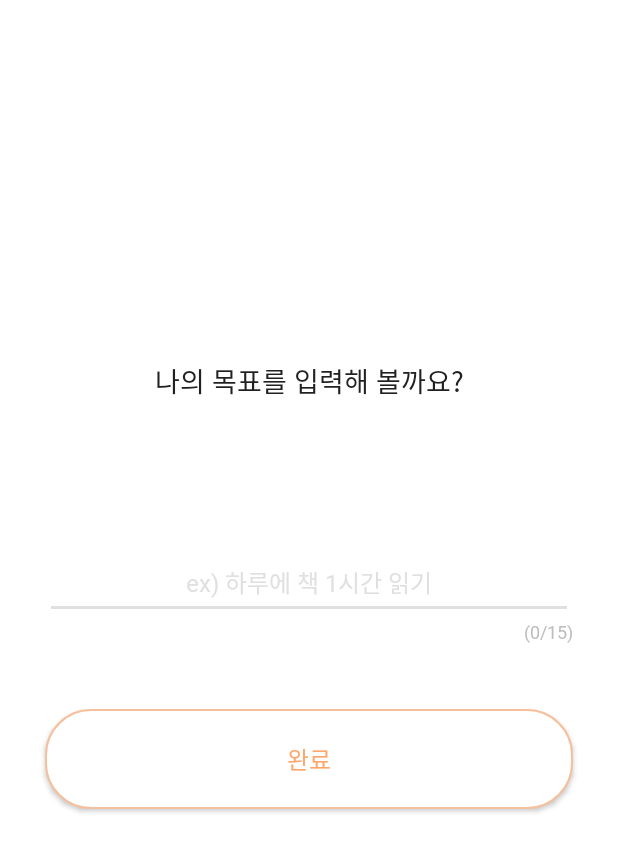
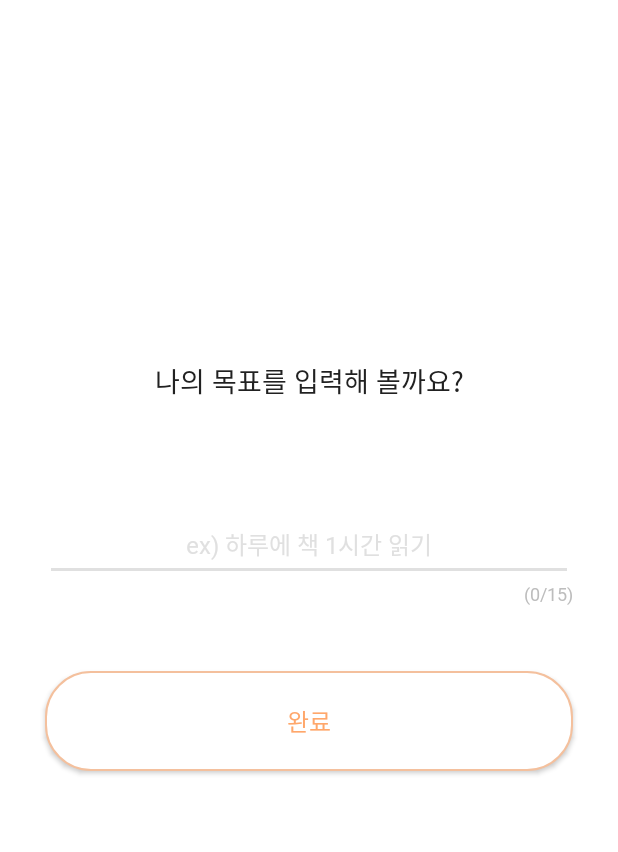
Before and after one commit to sohyun127/TwoOne, an Android app: the layout activity_challenge.xml on its own in the app's theme, with its tools: preview values and no code run, on a phone screen of 412 x 824 dp. Shown: the top 852 px of the screen. Run offline under Robolectric (Android 15) with nearby library versions, the phone set to English and light mode, and no system bars.

Commit message:
[FEAT] connect onboarding view and challenge view

```diff
--- a/app/build.gradle
+++ b/app/build.gradle
@@ -26,6 +26,10 @@ android {
         sourceCompatibility JavaVersion.VERSION_1_8
         targetCompatibility JavaVersion.VERSION_1_8
     }
+
+    buildFeatures {
+        viewBinding = true
+    }
 }
 
 dependencies {
--- a/app/src/main/AndroidManifest.xml
+++ b/app/src/main/AndroidManifest.xml
@@ -12,6 +12,9 @@
         android:theme="@style/Theme.TwoOne"
         tools:targetApi="31">
         <activity
+            android:name=".presentation.onboarding.ChallengeActivity"
+            android:exported="true"/>
+        <activity
             android:name=".OnBoardingActivity"
             android:exported="true">
             <intent-filter>
--- a/app/src/main/res/layout/activity_challenge.xml
+++ b/app/src/main/res/layout/activity_challenge.xml
@@ -23,7 +23,7 @@
         android:layout_width="match_parent"
         android:layout_height="wrap_content"
         android:layout_marginHorizontal="30dp"
-        android:layout_marginTop="97dp"
+        android:layout_marginTop="72dp"
         android:backgroundTint="@color/color_gray_300"
         android:gravity="center"
         android:hint="@string/challenge_hint"
@@ -43,7 +43,7 @@
         app:layout_constraintTop_toBottomOf="@id/et_challenge_input" />
 
     <androidx.appcompat.widget.AppCompatButton
-        android:id="@+id/btn_on_boarding_title"
+        android:id="@+id/btn_challenge"
         android:layout_width="match_parent"
         android:layout_height="wrap_content"
         android:layout_marginHorizontal="30dp"
--- a/app/src/main/res/layout/activity_on_boarding.xml
+++ b/app/src/main/res/layout/activity_on_boarding.xml
@@ -30,7 +30,7 @@
         android:textColor="@color/color_gray_900"/>
 
     <androidx.appcompat.widget.AppCompatButton
-        android:id="@+id/btn_on_boarding_title"
+        android:id="@+id/btn_on_boarding"
         android:layout_width="match_parent"
         android:layout_height="wrap_content"
         android:layout_marginHorizontal="30dp"
```
Also changed, not shown: app/src/main/java/com/example/twoone/OnBoardingActivity.java (+24 -4 lines), app/src/main/java/com/example/twoone/presentation/onboarding/ChallengeActivity.java (added, +21 -0 lines).
